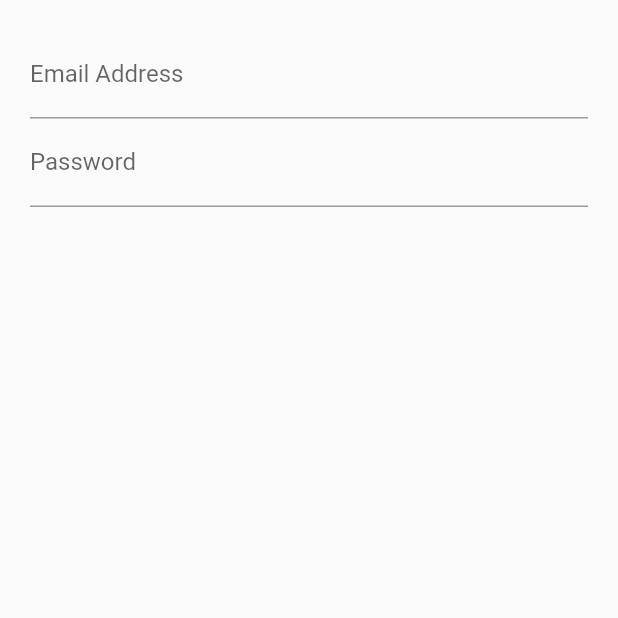
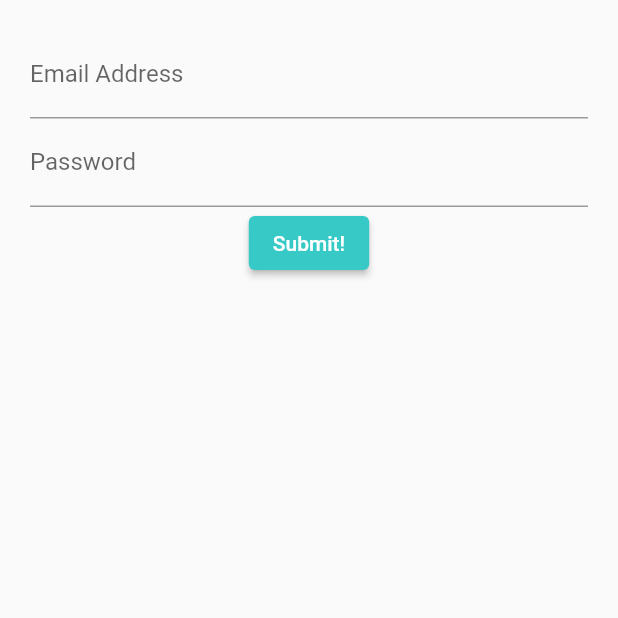
Before and after one commit to rubayet211/LoginFlutter, a Flutter app: the screen it shows after launch, on a phone screen of 412 x 824 dp, the top half of it. Run offline on Flutter 3.47's test engine with Material 2 defaults, Android fonts, the phone set to English and light mode, and no system bars.

Commit message:
6th Commit

```diff
--- /dev/null
+++ b/lib/src/constants/color.dart
@@ -0,0 +1,3 @@
+import 'package:flutter/material.dart';
+
+const Color kGreen = Color(0xFF36C9C6);
--- a/lib/src/screens/login_screen.dart
+++ b/lib/src/screens/login_screen.dart
@@ -1,4 +1,5 @@
 import 'package:flutter/material.dart';
+import 'package:login_stateful/src/constants/color.dart';
 
 class LoginScreen extends StatefulWidget {
   createState() {
@@ -15,7 +16,7 @@ class LoginScreenState extends State<LoginScreen> {
           children: [
             emailField(),
             passowordField(),
-            //submitButton(),
+            submitButton(),
           ],
         ),
       ),
@@ -42,5 +43,13 @@ class LoginScreenState extends State<LoginScreen> {
     );
   }
 
-  //Widget submitButton() {}
+  Widget submitButton() {
+    return ElevatedButton(
+      style: ButtonStyle(
+        backgroundColor: MaterialStateProperty.all<Color>(kGreen),
+      ),
+      child: Text('Submit!'),
+      onPressed: () {},
+    );
+  }
 }
```
